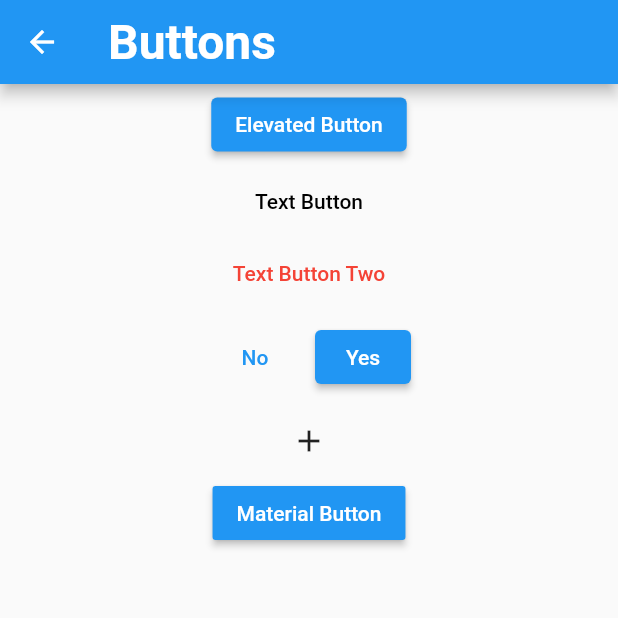
After one commit to qinyanjuidavid/Flutter-All-Round, a Flutter app: the DrawerScreen screen opened by its route, after a tap on "back", after a tap on "Buttons", on a phone screen of 412 x 824 dp, the top half of it. The commit adds this screen. Run offline on Flutter 3.47's test engine with Material 2 defaults, Android fonts, the phone set to English and light mode, and no system bars; missing offline and left inert: dart:html.

Commit message:
:racehorse: buttons

```diff
--- a/lib/configs/routes.dart
+++ b/lib/configs/routes.dart
@@ -1,6 +1,7 @@
 import 'package:pro1/views/Listview_screen.dart';
 import 'package:pro1/views/Row_screen.dart';
 import 'package:pro1/views/basic_drawer.dart';
+import 'package:pro1/views/buttons_screen.dart';
 import 'package:pro1/views/column_screen.dart';
 import 'package:pro1/views/container_screen.dart';
 import 'package:pro1/views/home.dart';
@@ -24,4 +25,5 @@ final appRoutes = {
         id: 20,
       ),
   "drawer/": (context) => DrawerScreen(),
+  "buttons/": (context) => ButtonScreen(),
 };
--- a/lib/views/basic_drawer.dart
+++ b/lib/views/basic_drawer.dart
@@ -1,3 +1,5 @@
+import 'dart:html';
+
 import 'package:flutter/material.dart';
 
 class DrawerScreen extends StatefulWidget {
@@ -44,7 +46,25 @@ class _DrawerScreenState extends State<DrawerScreen> {
             ),
           ),
         ),
-        body: Container(),
+        body: GestureDetector(
+          onTap: () {
+            Navigator.popAndPushNamed(context, "/");
+          },
+          child: const Text(
+            "back",
+            style: TextStyle(
+              color: Colors.blue,
+              fontSize: 24,
+              fontWeight: FontWeight.bold,
+            ),
+          ),
+        ),
+        floatingActionButton: FloatingActionButton(
+          child: const Icon(Icons.add),
+          backgroundColor: Colors.red,
+          onPressed: () {},
+        ),
+        floatingActionButtonLocation: FloatingActionButtonLocation.centerFloat,
       ),
     );
   }
--- /dev/null
+++ b/lib/views/buttons_screen.dart
@@ -0,0 +1,112 @@
+import 'package:flutter/material.dart';
+
+class ButtonScreen extends StatefulWidget {
+  ButtonScreen({Key? key}) : super(key: key);
+
+  @override
+  State<ButtonScreen> createState() => _ButtonScreenState();
+}
+
+class _ButtonScreenState extends State<ButtonScreen> {
+  @override
+  Widget build(BuildContext context) {
+    return SafeArea(
+      child: Scaffold(
+        appBar: AppBar(
+          leading: IconButton(
+            onPressed: () {
+              Navigator.pushNamed(context, "/");
+            },
+            icon: const Icon(
+              Icons.arrow_back,
+            ),
+          ),
+          title: const Text(
+            "Buttons",
+            style: TextStyle(
+              fontWeight: FontWeight.bold,
+              fontSize: 32,
+            ),
+          ),
+        ),
+        body: Column(
+          children: [
+            SizedBox(
+              width: MediaQuery.of(context).size.width,
+              height: 3,
+            ),
+            ElevatedButton(
+              onPressed: () {},
+              child: const Text(
+                "Elevated Button",
+                style: TextStyle(),
+              ),
+            ),
+            SizedBox(
+              width: MediaQuery.of(context).size.width,
+              height: 3,
+            ),
+            TextButton(
+              style: ButtonStyle(
+                foregroundColor: MaterialStateProperty.all<Color>(Colors.black),
+                overlayColor: MaterialStateProperty.resolveWith<Color?>(
+                  (Set<MaterialState> states) {
+                    if (states.contains(MaterialState.hovered)) {
+                      print(states);
+                      return Colors.red.withOpacity(0.04);
+                    } else if (states.contains(MaterialState.focused) ||
+                        states.contains(MaterialState.pressed)) {
+                      print(states);
+                      return Colors.black.withOpacity(0.12);
+                    } else {
+                      return null;
+                    }
+                  },
+                ),
+              ),
+              onPressed: () {},
+              child: const Text(
+                "Text Button",
+              ),
+            ),
+            TextButton(
+              style: TextButton.styleFrom(
+                primary: Colors.red,
+                onSurface: Colors.black,
+              ),
+              onPressed: () {},
+              child: const Text(
+                "Text Button Two",
+              ),
+            ),
+            ButtonBar(
+              alignment: MainAxisAlignment.center,
+              children: [
+                TextButton(
+                  onPressed: () {},
+                  child: const Text("No"),
+                ),
+                ElevatedButton(
+                  onPressed: () {},
+                  child: const Text("Yes"),
+                )
+              ],
+            ),
+            IconButton(
+              icon: const Icon(Icons.add),
+              onPressed: () {},
+            ),
+            MaterialButton(
+              color: Colors.blue,
+              onPressed: () {},
+              child: const Text(
+                "Material Button",
+                style: TextStyle(color: Colors.white),
+              ),
+            )
+          ],
+        ),
+      ),
+    );
+  }
+}
--- a/lib/views/home.dart
+++ b/lib/views/home.dart
@@ -167,6 +167,24 @@ class _HomeScreenState extends State<HomeScreen> {
                   ),
                 )
               ],
+            ),
+            Row(
+              mainAxisAlignment: MainAxisAlignment.spaceEvenly,
+              children: [
+                MaterialButton(
+                  onPressed: () {
+                    Navigator.pushNamed(context, "buttons/");
+                  },
+                  color: Colors.green,
+                  child: const Text(
+                    "Buttons",
+                    style: TextStyle(
+                      fontWeight: FontWeight.bold,
+                      color: Colors.white,
+                    ),
+                  ),
+                )
+              ],
             )
           ],
         ),
```
